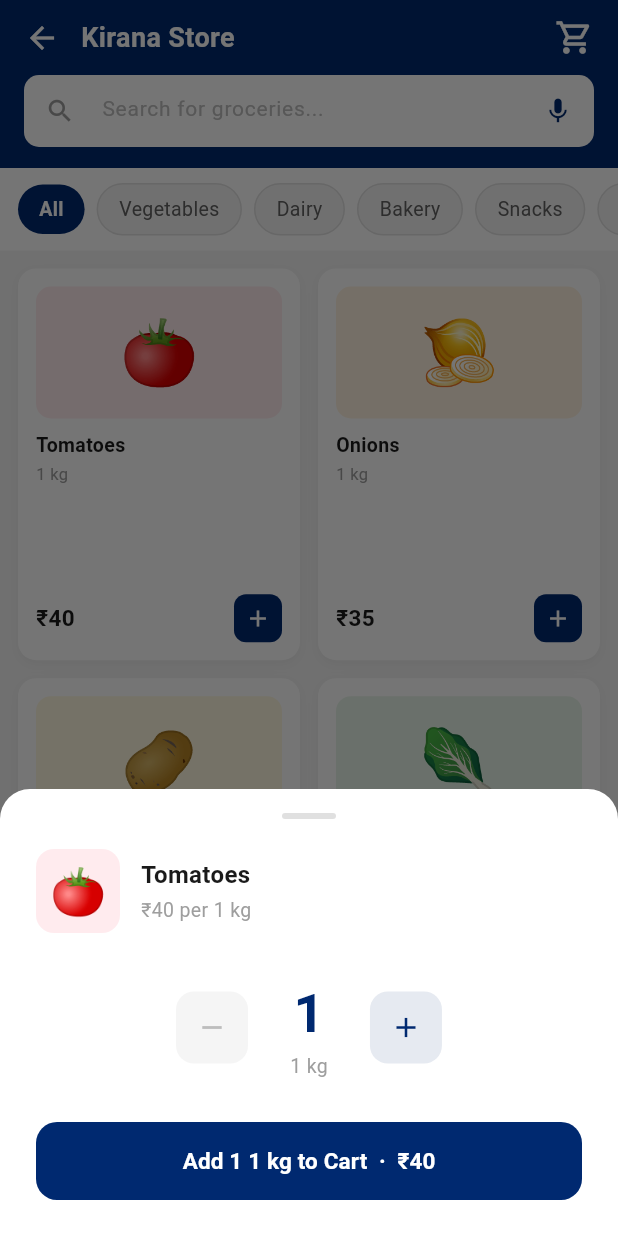
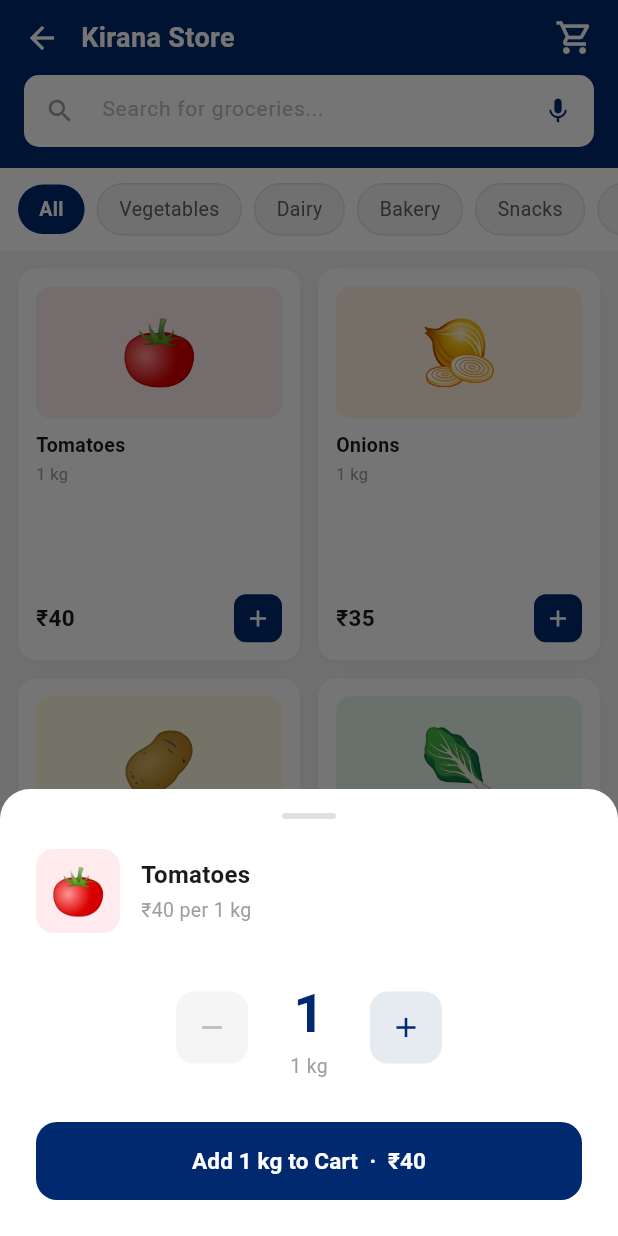
Before and after one commit to quriousprof/paytm-hack, a Flutter app: the KiranaStoreScreen screen opened directly, after a tap on the "add" icon, on a phone screen of 412 x 824 dp. Run offline on Flutter 3.47's test engine with Material 3 defaults, Android fonts, the phone set to English and light mode, and no system bars.

Commit message:
fix: clean quantity wording and show unique item count in cart bar

```diff
--- a/pos_frontend/lib/screens/kirana_store_screen.dart
+++ b/pos_frontend/lib/screens/kirana_store_screen.dart
@@ -207,7 +207,7 @@ class _KiranaStoreScreenState extends State<KiranaStoreScreen> {
                     elevation: 0,
                   ),
                   child: Text(
-                    'Add $qty ${product.unit} to Cart  ·  ₹${(product.price * qty).toInt()}',
+                    'Add ${_qtyLabel(qty, product.unit)} to Cart  ·  ₹${(product.price * qty).toInt()}',
                     style: const TextStyle(
                       color: Colors.white,
                       fontSize: 15,
@@ -242,6 +242,16 @@ class _KiranaStoreScreenState extends State<KiranaStoreScreen> {
             color: enabled ? _kBlue : Colors.grey[400]),
       ),
     );
+  }
+
+  // "1 kg" × 2 → "2 kg" | "500 ml" × 2 → "2 × 500 ml"
+  String _qtyLabel(int qty, String unit) {
+    final parts = unit.trim().split(' ');
+    if (parts.length == 2) {
+      final base = double.tryParse(parts[0]) ?? 1;
+      if (base == 1) return '$qty ${parts[1]}';
+    }
+    return '$qty × $unit';
   }
 
   @override
@@ -579,7 +589,7 @@ class _KiranaStoreScreenState extends State<KiranaStoreScreen> {
                   borderRadius: BorderRadius.circular(6),
                 ),
                 child: Text(
-                  '$_cartCount ${_cartCount == 1 ? 'item' : 'items'}',
+                  '${_cart.length} ${_cart.length == 1 ? 'item' : 'items'}',
                   style: const TextStyle(
                       color: Colors.white,
                       fontSize: 12,
```
